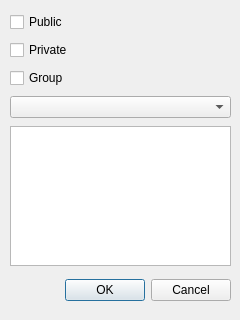
Above: qt/rssdialog.ui from bitbaba/bitmail before the change. Below: the same form after it.
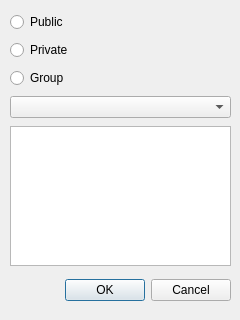
That is the form after the change.

Diff of the .ui file:
```diff
--- a/qt/rssdialog.ui
+++ b/qt/rssdialog.ui
@@ -40,21 +40,21 @@
    </property>
    <layout class="QVBoxLayout" name="verticalLayout">
     <item>
-     <widget class="QCheckBox" name="checkBox">
+     <widget class="QRadioButton" name="raPublic">
       <property name="text">
        <string>Public</string>
       </property>
      </widget>
     </item>
     <item>
-     <widget class="QCheckBox" name="checkBox_3">
+     <widget class="QRadioButton" name="raPrivate">
       <property name="text">
        <string>Private</string>
       </property>
      </widget>
     </item>
     <item>
-     <widget class="QCheckBox" name="checkBox_2">
+     <widget class="QRadioButton" name="raGroup">
       <property name="text">
        <string>Group</string>
       </property>
```
Left out of the diff: 4 changed lines with no effect on the pictures.
